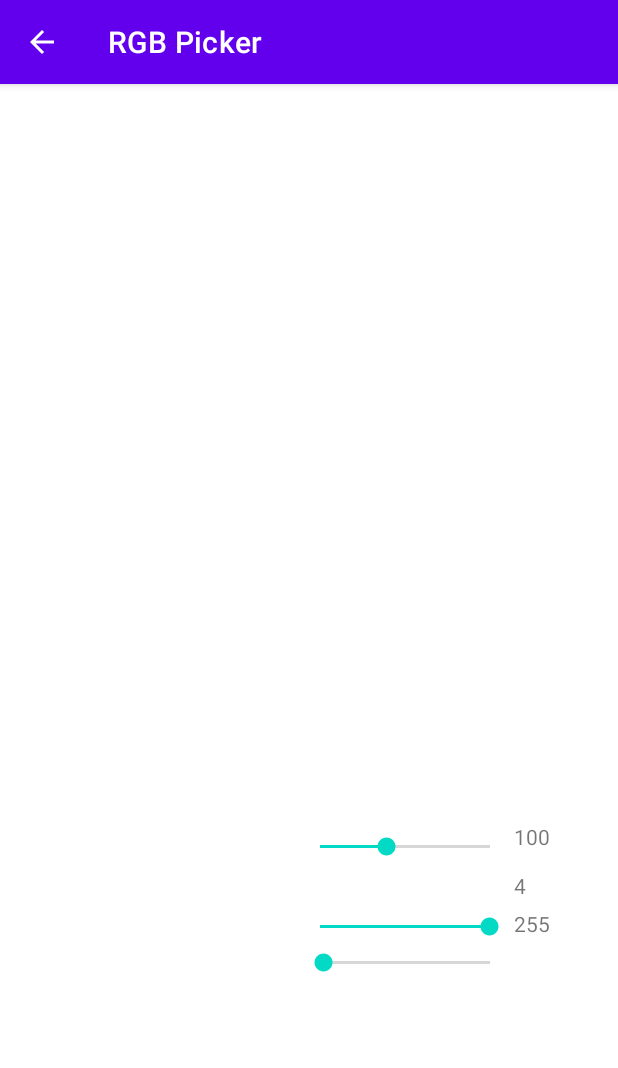
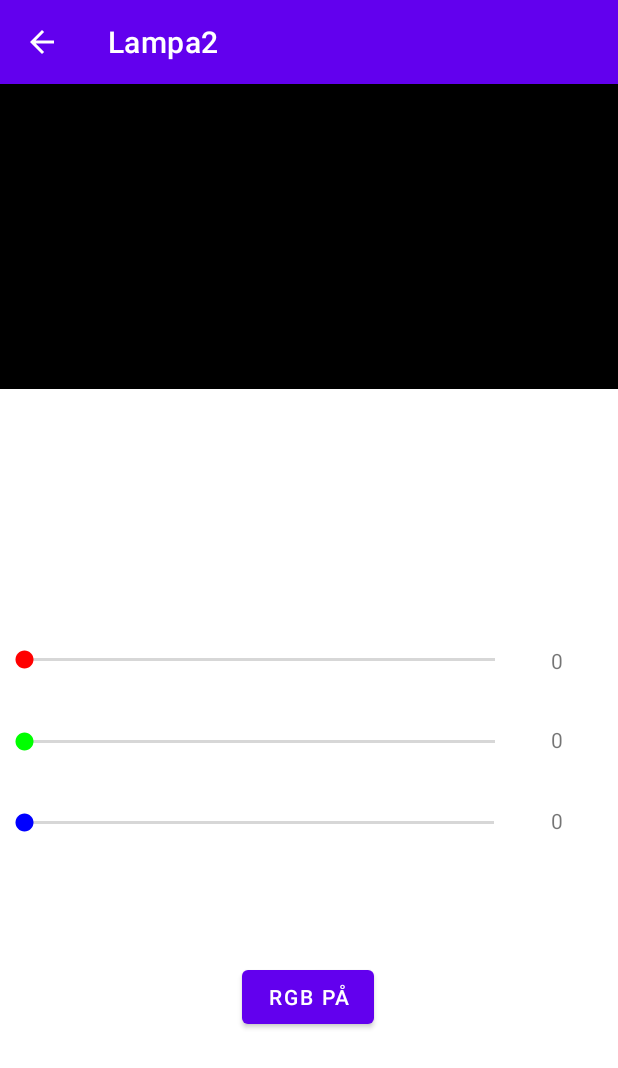
Before and after one commit to MarcusJak/Lampa2, an Android app: the RGB screen opened directly, with no data from a screen before it, on a phone screen of 412 x 824 dp. Shown: the top 1068 px of the screen. Run offline under Robolectric (Android 15) with nearby library versions, the phone set to English and light mode, and no system bars.

Commit message:
Nu ser RGB sidan okej ut, fortfarande ingen funktion dock

```diff
--- a/app/src/main/java/com/example/lampa2/RGB.kt
+++ b/app/src/main/java/com/example/lampa2/RGB.kt
@@ -1,15 +1,61 @@
 package com.example.lampa2
 
+import android.content.Intent
+import android.graphics.Color
+import android.net.MailTo
 import androidx.appcompat.app.AppCompatActivity
 import android.os.Bundle
+import android.view.View
+import android.widget.Button
+import android.widget.SeekBar
+import android.widget.TextView
+import android.widget.Toast
 
-class RGB : AppCompatActivity() {
+
+class RGB : AppCompatActivity(){
     override fun onCreate(savedInstanceState: Bundle?) {
         super.onCreate(savedInstanceState)
         setContentView(R.layout.activity_r_g_b)
+        var red = 0
+        var green = 0
+        var blue = 0
+        val view = findViewById<View>(R.id.rgbView)
+        val sbR = findViewById<SeekBar>(R.id.redBar)
+        val sbG = findViewById<SeekBar>(R.id.greenBar)
+        val sbB = findViewById<SeekBar>(R.id.blueBar)
+        val rT = findViewById<TextView>(R.id.redNumber)
+        val gT = findViewById<TextView>(R.id.greenNumber)
+        val bT = findViewById<TextView>(R.id.blueNumber)
 
-        val actionBar = supportActionBar
-        actionBar!!.title = "RGB Picker"
-        actionBar.setDisplayHomeAsUpEnabled(true)
+
+        sbR.setOnSeekBarChangeListener(object :  SeekBar.OnSeekBarChangeListener {
+            override fun onProgressChanged(seekBar: SeekBar?, progress: Int, fromUser: Boolean) {
+                rT.text = progress.toString()
+                red = progress
+                view.setBackgroundColor(Color.rgb(red, green, blue))
+            }
+            override fun onStartTrackingTouch(seekBar: SeekBar?){}
+            override fun onStopTrackingTouch(seekBar: SeekBar?) {}
+        })
+        sbG.setOnSeekBarChangeListener(object :  SeekBar.OnSeekBarChangeListener {
+            override fun onProgressChanged(seekBar: SeekBar?, progress: Int, fromUser: Boolean) {
+                gT.text = progress.toString()
+                green = progress
+                view.setBackgroundColor(Color.rgb(red, green, blue))
+            }
+            override fun onStartTrackingTouch(seekBar: SeekBar?){}
+            override fun onStopTrackingTouch(seekBar: SeekBar?) {}
+        })
+        sbB.setOnSeekBarChangeListener(object :  SeekBar.OnSeekBarChangeListener {
+            override fun onProgressChanged(seekBar: SeekBar?, progress: Int, fromUser: Boolean) {
+                bT.text = progress.toString()
+                blue = progress
+                view.setBackgroundColor(Color.rgb(red, green, blue))
+            }
+            override fun onStartTrackingTouch(seekBar: SeekBar?){}
+            override fun onStopTrackingTouch(seekBar: SeekBar?) {}
+        })
+
     }
+
 }
--- a/app/src/main/res/layout/activity_r_g_b.xml
+++ b/app/src/main/res/layout/activity_r_g_b.xml
@@ -7,84 +7,104 @@
     tools:context=".RGB">
 
 
-
-    <SeekBar
-        android:id="@+id/redBar"
-        android:layout_width="145dp"
-        android:layout_height="60dp"
-        android:max="255"
-        android:min="0"
-        android:progress="100"
+    <View
+        android:id="@+id/rgbView"
+        android:layout_width="413dp"
+        android:layout_height="203dp"
+        android:background="#000000"
         app:layout_constraintBottom_toBottomOf="parent"
-        app:layout_constraintHorizontal_bias="0.74"
-        app:layout_constraintLeft_toLeftOf="parent"
-        app:layout_constraintRight_toRightOf="parent"
-        app:layout_constraintTop_toTopOf="parent"
-        app:layout_constraintVertical_bias="0.676" />
-
-    <SeekBar
-        android:id="@+id/blueBar"
-        android:layout_width="145dp"
-        android:layout_height="60dp"
-        android:layout_marginTop="556dp"
-        android:max="255"
-        android:min="0"
-        android:progress="4"
-        app:layout_constraintBottom_toBottomOf="parent"
-        app:layout_constraintHorizontal_bias="0.74"
+        app:layout_constraintHorizontal_bias="0.0"
         app:layout_constraintLeft_toLeftOf="parent"
         app:layout_constraintRight_toRightOf="parent"
         app:layout_constraintTop_toTopOf="parent"
         app:layout_constraintVertical_bias="0.0" />
 
     <SeekBar
-        android:id="@+id/greenBar"
-        android:layout_width="145dp"
-        android:layout_height="60dp"
+        android:id="@+id/redBar"
+        android:layout_width="346dp"
+        android:layout_height="55dp"
         android:max="255"
-        android:min="0"
-        android:progress="255"
+        android:progressTint="#FF0000"
+        android:thumbTint="#FF0000"
         app:layout_constraintBottom_toBottomOf="parent"
-        app:layout_constraintHorizontal_bias="0.74"
+        app:layout_constraintHorizontal_bias="0.0"
+        app:layout_constraintLeft_toLeftOf="parent"
+        app:layout_constraintRight_toRightOf="parent"
+        app:layout_constraintTop_toTopOf="parent" />
+
+    <SeekBar
+        android:id="@+id/blueBar"
+        android:layout_width="345dp"
+        android:layout_height="52dp"
+        android:max="255"
+        android:progressTint="#0000FF"
+        android:thumbTint="#0000FF"
+        app:layout_constraintBottom_toBottomOf="parent"
+        app:layout_constraintHorizontal_bias="0.0"
         app:layout_constraintLeft_toLeftOf="parent"
         app:layout_constraintRight_toRightOf="parent"
         app:layout_constraintTop_toTopOf="parent"
-        app:layout_constraintVertical_bias="0.751" />
+        app:layout_constraintVertical_bias="0.652" />
+
+    <SeekBar
+        android:id="@+id/greenBar"
+        android:layout_width="346dp"
+        android:layout_height="50dp"
+        android:max="255"
+        android:progressTint="#00FF00"
+        android:thumbTint="#00FF00"
+        app:layout_constraintBottom_toBottomOf="parent"
+        app:layout_constraintHorizontal_bias="0.0"
+        app:layout_constraintLeft_toLeftOf="parent"
+        app:layout_constraintRight_toRightOf="parent"
+        app:layout_constraintTop_toTopOf="parent"
+        app:layout_constraintVertical_bias="0.577" />
 
     <TextView
         android:id="@+id/redNumber"
         android:layout_width="wrap_content"
         android:layout_height="wrap_content"
-        android:text="100"
+        android:text="0"
         app:layout_constraintBottom_toBottomOf="parent"
-        app:layout_constraintHorizontal_bias="0.0"
-        app:layout_constraintLeft_toRightOf="@+id/redBar"
+        app:layout_constraintHorizontal_bias="0.91"
+        app:layout_constraintLeft_toLeftOf="parent"
         app:layout_constraintRight_toRightOf="parent"
-        app:layout_constraintTop_toTopOf="parent"
-        app:layout_constraintVertical_bias="0.657" />
+        app:layout_constraintTop_toTopOf="parent" />
 
     <TextView
         android:id="@+id/greenNumber"
         android:layout_width="wrap_content"
         android:layout_height="wrap_content"
-        android:text="4"
+        android:text="0"
         app:layout_constraintBottom_toBottomOf="parent"
-        app:layout_constraintHorizontal_bias="0.0"
-        app:layout_constraintLeft_toRightOf="@id/greenBar"
+        app:layout_constraintHorizontal_bias="0.91"
+        app:layout_constraintLeft_toLeftOf="parent"
         app:layout_constraintRight_toRightOf="parent"
         app:layout_constraintTop_toTopOf="parent"
-        app:layout_constraintVertical_bias="0.701" />
+        app:layout_constraintVertical_bias="0.571" />
 
     <TextView
         android:id="@+id/blueNumber"
         android:layout_width="wrap_content"
         android:layout_height="wrap_content"
-        android:text="255"
+        android:text="0"
         app:layout_constraintBottom_toBottomOf="parent"
-        app:layout_constraintHorizontal_bias="0.0"
-        app:layout_constraintLeft_toRightOf="@id/blueBar"
+        app:layout_constraintHorizontal_bias="0.91"
+        app:layout_constraintLeft_toLeftOf="parent"
         app:layout_constraintRight_toRightOf="parent"
         app:layout_constraintTop_toTopOf="parent"
-        app:layout_constraintVertical_bias="0.735" />
+        app:layout_constraintVertical_bias="0.643" />
+
+    <Button
+        android:id="@+id/rgbOn"
+        android:layout_width="wrap_content"
+        android:layout_height="wrap_content"
+        android:text="RGB på"
+        app:layout_constraintBottom_toBottomOf="parent"
+        app:layout_constraintHorizontal_bias="0.498"
+        app:layout_constraintLeft_toLeftOf="parent"
+        app:layout_constraintRight_toRightOf="parent"
+        app:layout_constraintTop_toTopOf="parent"
+        app:layout_constraintVertical_bias="0.812" />
 
 </androidx.constraintlayout.widget.ConstraintLayout>
```
